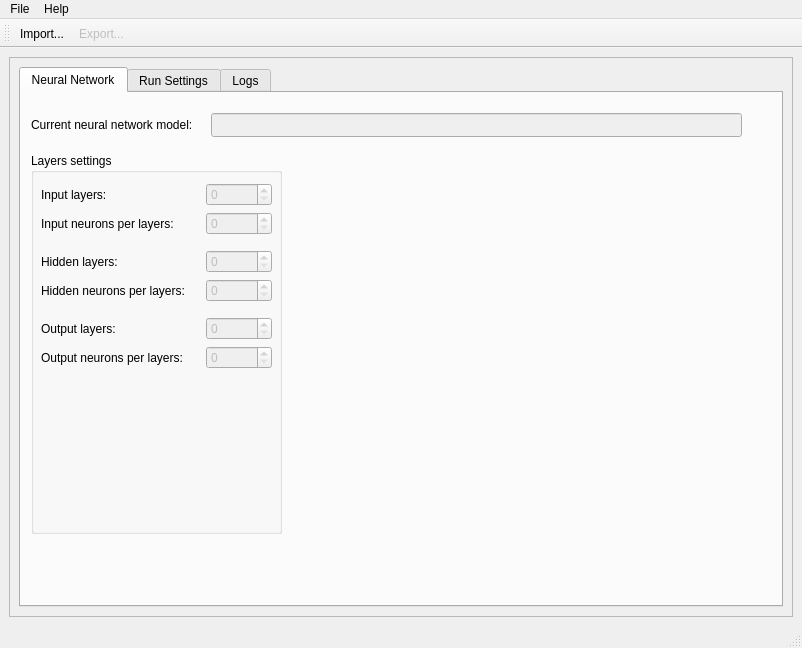
Above: gui/MainWindow.ui from obewan/SIPAI before the change. Below: the same form after it.
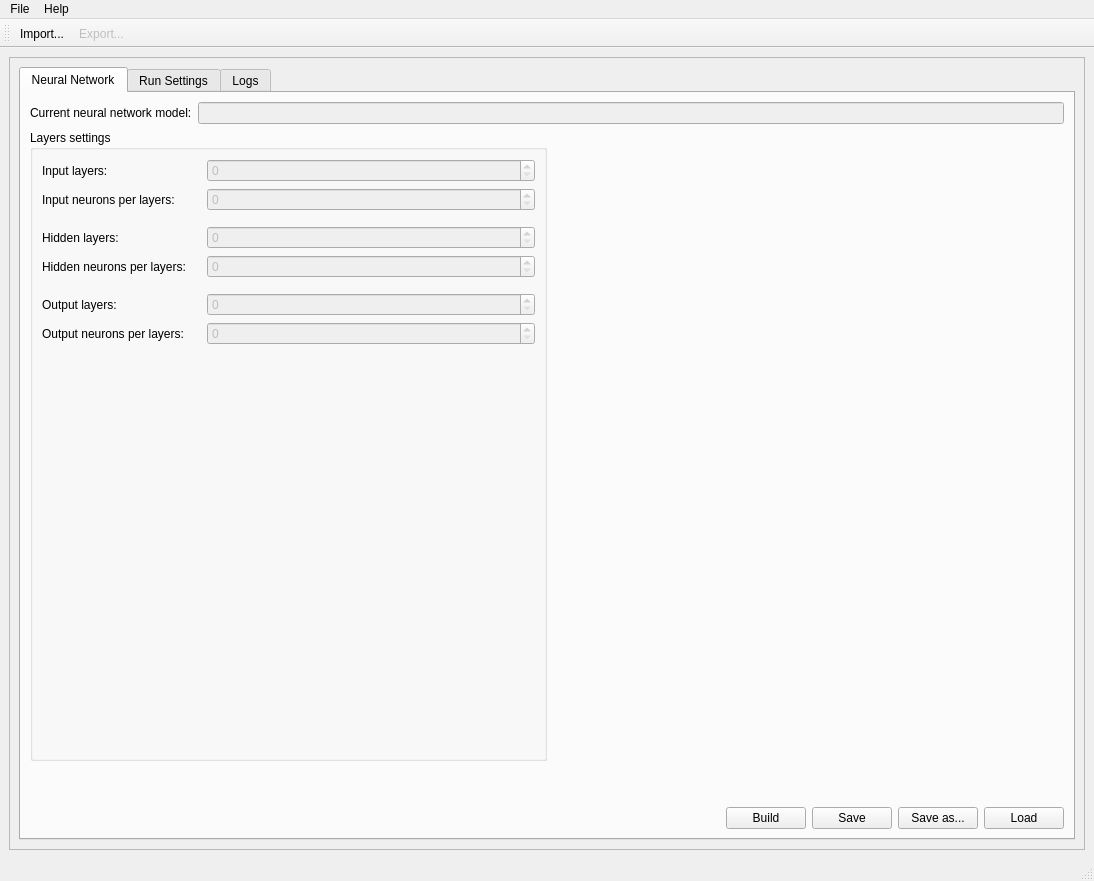
That is the form after the change. Icons and pictures are not drawn.

What changed in the file:
```diff
--- a/gui/MainWindow.ui
+++ b/gui/MainWindow.ui
@@ -6,8 +6,8 @@
    <rect>
     <x>0</x>
     <y>0</y>
-    <width>802</width>
-    <height>648</height>
+    <width>1094</width>
+    <height>881</height>
    </rect>
   </property>
   <property name="sizePolicy">
@@ -41,8 +41,8 @@
         <rect>
          <x>0</x>
          <y>0</y>
-         <width>782</width>
-         <height>546</height>
+         <width>1074</width>
+         <height>779</height>
         </rect>
        </property>
        <property name="sizePolicy">
@@ -65,7 +65,7 @@
           </property>
           <widget class="QWidget" name="tabNeuralNetwork">
            <property name="sizePolicy">
-            <sizepolicy hsizetype="Preferred" vsizetype="Preferred">
+            <sizepolicy hsizetype="Expanding" vsizetype="Expanding">
              <horstretch>0</horstretch>
              <verstretch>0</verstretch>
             </sizepolicy>
@@ -77,41 +77,34 @@
            <attribute name="title">
             <string>Neural Network</string>
            </attribute>
+           <layout class="QHBoxLayout" name="horizontalLayout_5">
+            <item>
+             <layout class="QVBoxLayout" name="verticalLayout_3" stretch="0,1,0,0">
+              <property name="sizeConstraint">
+               <enum>QLayout::SetNoConstraint</enum>
+              </property>
+              <item>
+               <layout class="QFormLayout" name="formLayout">
+                <item row="0" column="0">
            <widget class="QLabel" name="labelCurrentNetwork">
-            <property name="geometry">
-             <rect>
-              <x>10</x>
-              <y>20</y>
-              <width>162</width>
-              <height>24</height>
-             </rect>
-            </property>
             <property name="text">
              <string>Current neural network model:</string>
             </property>
            </widget>
+                </item>
+                <item row="0" column="1">
            <widget class="QLineEdit" name="lineEditCurrentNetwork">
             <property name="enabled">
              <bool>false</bool>
             </property>
-            <property name="geometry">
-             <rect>
-              <x>190</x>
-              <y>20</y>
-              <width>531</width>
-              <height>24</height>
-             </rect>
-            </property>
-           </widget>
+                 </widget>
+                </item>
+               </layout>
+              </item>
+              <item>
+               <layout class="QHBoxLayout" name="horizontalLayout_3" stretch="0,0">
+                <item>
            <widget class="QGroupBox" name="groupBox">
-            <property name="geometry">
-             <rect>
-              <x>10</x>
-              <y>60</y>
-              <width>251</width>
-              <height>381</height>
-             </rect>
-            </property>
             <property name="sizePolicy">
              <sizepolicy hsizetype="Preferred" vsizetype="Minimum">
               <horstretch>0</horstretch>
@@ -121,19 +114,15 @@
             <property name="title">
              <string>Layers settings</string>
             </property>
-            <widget class="QWidget" name="layoutWidget">
-             <property name="geometry">
-              <rect>
-               <x>10</x>
-               <y>30</y>
-               <width>231</width>
-               <height>341</height>
-              </rect>
-             </property>
-             <layout class="QFormLayout" name="formLayout_2">
+                  <layout class="QHBoxLayout" name="horizontalLayout_4">
               <property name="sizeConstraint">
                <enum>QLayout::SetDefaultConstraint</enum>
               </property>
+                   <item>
+                    <layout class="QFormLayout" name="formLayout_2">
+                     <property name="sizeConstraint">
+                      <enum>QLayout::SetFixedSize</enum>
+                     </property>
               <property name="fieldGrowthPolicy">
                <enum>QFormLayout::ExpandingFieldsGrow</enum>
               </property>
@@ -293,8 +282,117 @@
                </widget>
               </item>
              </layout>
-            </widget>
-           </widget>
+                   </item>
+                  </layout>
+                 </widget>
+                </item>
+                <item>
+                 <spacer name="horizontalSpacer_3">
+                  <property name="orientation">
+                   <enum>Qt::Horizontal</enum>
+                  </property>
+                  <property name="sizeType">
+                   <enum>QSizePolicy::Expanding</enum>
+                  </property>
+                  <property name="sizeHint" stdset="0">
+                   <size>
+                    <width>40</width>
+                    <height>20</height>
+                   </size>
+                  </property>
+                 </spacer>
+                </item>
+               </layout>
+              </item>
+              <item>
+               <spacer name="verticalSpacer">
+                <property name="orientation">
+                 <enum>Qt::Vertical</enum>
+                </property>
+                <property name="sizeHint" stdset="0">
+                 <size>
+                  <width>20</width>
+                  <height>40</height>
+                 </size>
+                </property>
+               </spacer>
+              </item>
+              <item>
+               <layout class="QHBoxLayout" name="horizontalLayout">
+                <item>
+                 <spacer name="horizontalSpacer">
+                  <property name="orientation">
+                   <enum>Qt::Horizontal</enum>
+                  </property>
+                  <property name="sizeHint" stdset="0">
+                   <size>
+                    <width>40</width>
+                    <height>20</height>
+                   </size>
+                  </property>
+                 </spacer>
+                </item>
+                <item>
+                 <widget class="QPushButton" name="pushButtonNetworkBuild">
+                  <property name="toolTip">
+                   <string>Build the neural network</string>
+                  </property>
+                  <property name="text">
+                   <string>Build</string>
+                  </property>
+                  <property name="icon">
+                   <iconset resource="icons.qrc">
+                    <normaloff>:/icons/Tecno-rueda.svg</normaloff>:/icons/Tecno-rueda.svg</iconset>
+                  </property>
+                 </widget>
+                </item>
+                <item>
+                 <widget class="QPushButton" name="pushButtonNetworkSave">
+                  <property name="toolTip">
+                   <string>Save the neural network</string>
+                  </property>
+                  <property name="text">
+                   <string>Save</string>
+                  </property>
+                  <property name="icon">
+                   <iconset resource="icons.qrc">
+                    <normaloff>:/icons/Document-save.svg</normaloff>:/icons/Document-save.svg</iconset>
+                  </property>
+                 </widget>
+                </item>
+                <item>
+                 <widget class="QPushButton" name="pushButtonNetworkSaveAs">
+                  <property name="toolTip">
+                   <string>Save the neural network as...</string>
+                  </property>
+                  <property name="text">
+                   <string>Save as...</string>
+                  </property>
+                  <property name="icon">
+                   <iconset resource="icons.qrc">
+                    <normaloff>:/icons/Document-save-as.svg</normaloff>:/icons/Document-save-as.svg</iconset>
+                  </property>
+                 </widget>
+                </item>
+                <item>
+                 <widget class="QPushButton" name="pushButtonNetworkLoad">
+                  <property name="toolTip">
+                   <string>Load a neural network</string>
+                  </property>
+                  <property name="text">
+                   <string>Load</string>
+                  </property>
+                  <property name="icon">
+                   <iconset resource="icons.qrc">
+                    <normaloff>:/icons/Document-open.svg</normaloff>:/icons/Document-open.svg</iconset>
+                  </property>
+                 </widget>
+                </item>
+               </layout>
+              </item>
+             </layout>
+            </item>
+           </layout>
           </widget>
           <widget class="QWidget" name="tabRunSettings">
            <property name="sizePolicy">
@@ -339,7 +437,7 @@
     <rect>
      <x>0</x>
      <y>0</y>
-     <width>802</width>
+     <width>1094</width>
      <height>21</height>
     </rect>
    </property>
```
Lines whose indentation alone changed are shown as unchanged.
